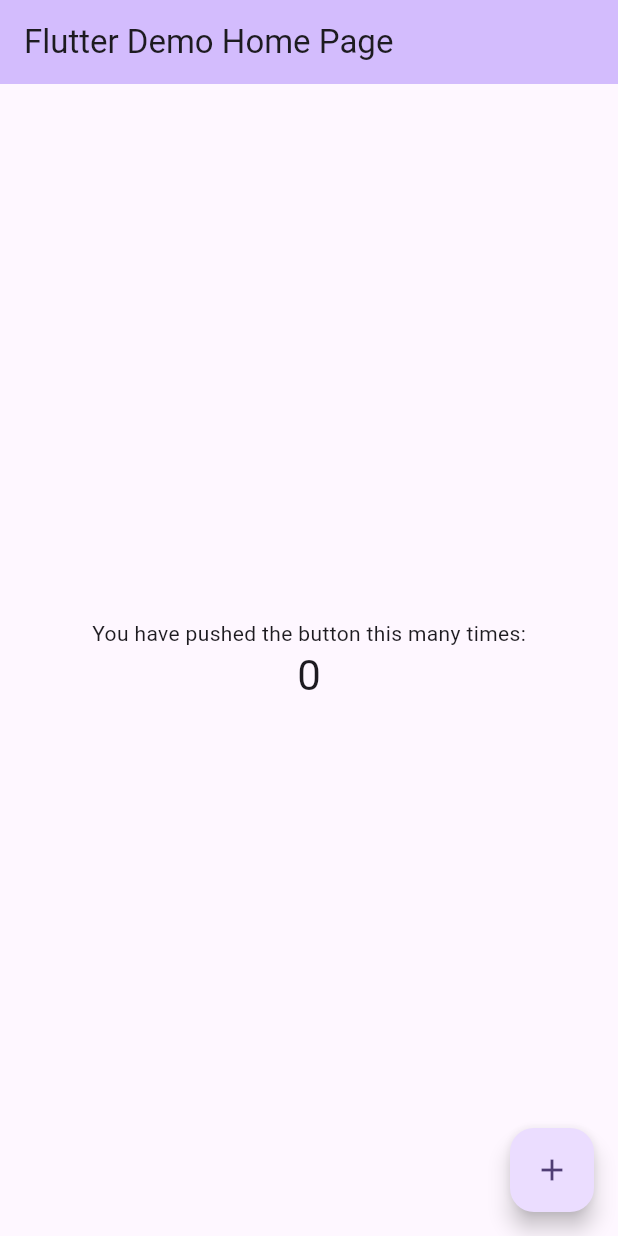
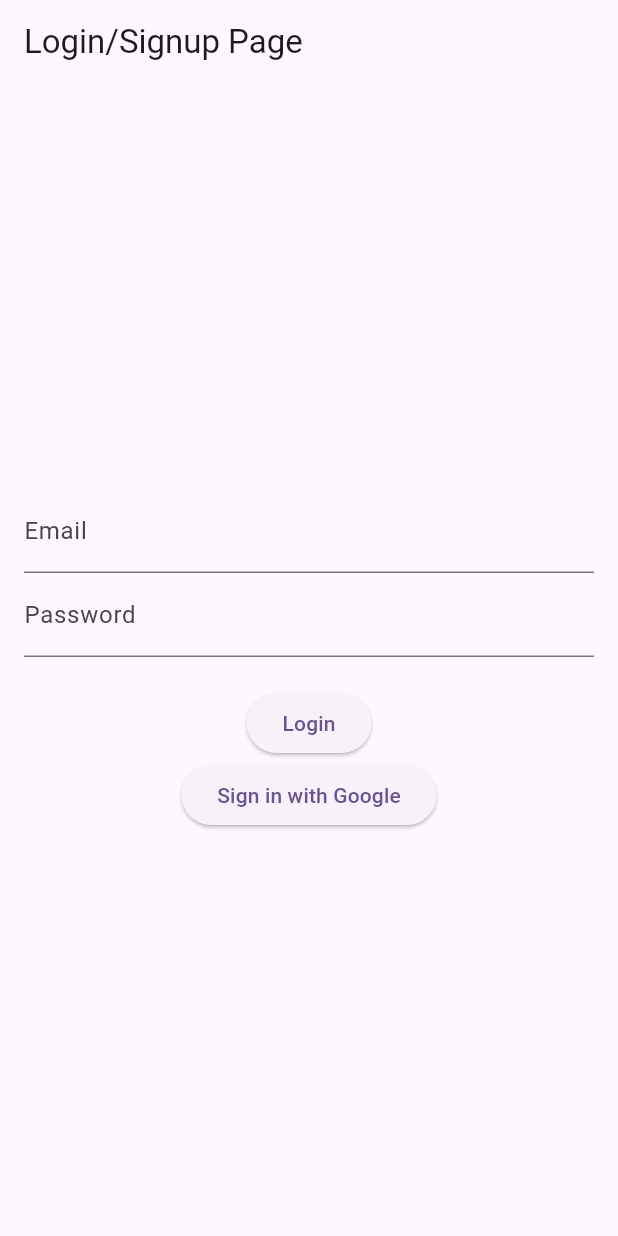
Before and after one commit to Nocturna1Developer/Flutter-Bootstrap-Project, a Flutter app: the screen it shows after launch, on a phone screen of 412 x 824 dp. Run offline on Flutter 3.47's test engine with Material 2 defaults, Android fonts, the phone set to English and light mode, and no system bars; our stand-ins replace cloud_firestore, firebase_auth, google_sign_in; accounts and stored records are empty.

Commit message:
Updated some dependencies for Firebase so login page can work
I updated the Android Manifest with multidex support so my application can support the limit for methods referenced by DEX

```diff
--- a/lib/main.dart
+++ b/lib/main.dart
@@ -1,125 +1,26 @@
+// Import necessary Flutter and Dart packages
 import 'package:flutter/material.dart';
+import 'screens/login_signup_page.dart'; // Import the login/signup page
 
+// The starting point of the application
 void main() {
   runApp(const MyApp());
 }
 
+// This widget is the root of your application.
 class MyApp extends StatelessWidget {
-  const MyApp({super.key});
+  const MyApp({Key? key}) : super(key: key);
 
-  // This widget is the root of your application.
   @override
   Widget build(BuildContext context) {
     return MaterialApp(
-      title: 'Flutter Demo',
+      title: 'Flutter Demo', // The title of your application
       theme: ThemeData(
         // This is the theme of your application.
-        //
-        // TRY THIS: Try running your application with "flutter run". You'll see
-        // the application has a blue toolbar. Then, without quitting the app,
-        // try changing the seedColor in the colorScheme below to Colors.green
-        // and then invoke "hot reload" (save your changes or press the "hot
-        // reload" button in a Flutter-supported IDE, or press "r" if you used
-        // the command line to start the app).
-        //
-        // Notice that the counter didn't reset back to zero; the application
-        // state is not lost during the reload. To reset the state, use hot
-        // restart instead.
-        //
-        // This works for code too, not just values: Most code changes can be
-        // tested with just a hot reload.
         colorScheme: ColorScheme.fromSeed(seedColor: Colors.deepPurple),
         useMaterial3: true,
       ),
-      home: const MyHomePage(title: 'Flutter Demo Home Page'),
+      home: LoginSignupPage(), // Set the home page of the application to LoginSignupPage
     );
   }
 }
-
-class MyHomePage extends StatefulWidget {
-  const MyHomePage({super.key, required this.title});
-
-  // This widget is the home page of your application. It is stateful, meaning
-  // that it has a State object (defined below) that contains fields that affect
-  // how it looks.
-
-  // This class is the configuration for the state. It holds the values (in this
-  // case the title) provided by the parent (in this case the App widget) and
-  // used by the build method of the State. Fields in a Widget subclass are
-  // always marked "final".
-
-  final String title;
-
-  @override
-  State<MyHomePage> createState() => _MyHomePageState();
-}
-
-class _MyHomePageState extends State<MyHomePage> {
-  int _counter = 0;
-
-  void _incrementCounter() {
-    setState(() {
-      // This call to setState tells the Flutter framework that something has
-      // changed in this State, which causes it to rerun the build method below
-      // so that the display can reflect the updated values. If we changed
-      // _counter without calling setState(), then the build method would not be
-      // called again, and so nothing would appear to happen.
-      _counter++;
-    });
-  }
-
-  @override
-  Widget build(BuildContext context) {
-    // This method is rerun every time setState is called, for instance as done
-    // by the _incrementCounter method above.
-    //
-    // The Flutter framework has been optimized to make rerunning build methods
-    // fast, so that you can just rebuild anything that needs updating rather
-    // than having to individually change instances of widgets.
-    return Scaffold(
-      appBar: AppBar(
-        // TRY THIS: Try changing the color here to a specific color (to
-        // Colors.amber, perhaps?) and trigger a hot reload to see the AppBar
-        // change color while the other colors stay the same.
-        backgroundColor: Theme.of(context).colorScheme.inversePrimary,
-        // Here we take the value from the MyHomePage object that was created by
-        // the App.build method, and use it to set our appbar title.
-        title: Text(widget.title),
-      ),
-      body: Center(
-        // Center is a layout widget. It takes a single child and positions it
-        // in the middle of the parent.
-        child: Column(
-          // Column is also a layout widget. It takes a list of children and
-          // arranges them vertically. By default, it sizes itself to fit its
-          // children horizontally, and tries to be as tall as its parent.
-          //
-          // Column has various properties to control how it sizes itself and
-          // how it positions its children. Here we use mainAxisAlignment to
-          // center the children vertically; the main axis here is the vertical
-          // axis because Columns are vertical (the cross axis would be
-          // horizontal).
-          //
-          // TRY THIS: Invoke "debug painting" (choose the "Toggle Debug Paint"
-          // action in the IDE, or press "p" in the console), to see the
-          // wireframe for each widget.
-          mainAxisAlignment: MainAxisAlignment.center,
-          children: <Widget>[
-            const Text(
-              'You have pushed the button this many times:',
-            ),
-            Text(
-              '$_counter',
-              style: Theme.of(context).textTheme.headlineMedium,
-            ),
-          ],
-        ),
-      ),
-      floatingActionButton: FloatingActionButton(
-        onPressed: _incrementCounter,
-        tooltip: 'Increment',
-        child: const Icon(Icons.add),
-      ), // This trailing comma makes auto-formatting nicer for build methods.
-    );
-  }
-}
--- a/lib/screens/login_signup_page.dart
+++ b/lib/screens/login_signup_page.dart
@@ -0,0 +1,92 @@
+import 'package:flutter/material.dart';
+import 'package:firebase_auth/firebase_auth.dart';
+import 'package:google_sign_in/google_sign_in.dart';
+import 'package:flutter_simple_app/screens/home_page.dart';
+
+
+class LoginSignupPage extends StatefulWidget {
+  @override
+  _LoginSignupPageState createState() => _LoginSignupPageState();
+}
+
+class _LoginSignupPageState extends State<LoginSignupPage> {
+  final _emailController = TextEditingController();
+  final _passwordController = TextEditingController();
+
+  @override
+  Widget build(BuildContext context) {
+    return Scaffold(
+      appBar: AppBar(
+        title: Text("Login/Signup Page"),
+      ),
+      body: Padding(
+        padding: EdgeInsets.all(16.0),
+        child: Column(
+          mainAxisAlignment: MainAxisAlignment.center,
+          children: [
+            TextField(
+              controller: _emailController,
+              decoration: InputDecoration(labelText: "Email"),
+            ),
+            TextField(
+              controller: _passwordController,
+              decoration: InputDecoration(labelText: "Password"),
+              obscureText: true,
+            ),
+            SizedBox(height: 20.0),
+            ElevatedButton(
+              onPressed: () => _login(),
+              child: Text("Login"),
+            ),
+            ElevatedButton(
+              onPressed: () => _signInWithGoogle(),
+              child: Text("Sign in with Google"),
+            ),
+          ],
+        ),
+      ),
+    );
+  }
+
+  void _login() async {
+    try {
+      UserCredential userCredential = await FirebaseAuth.instance.signInWithEmailAndPassword(
+          email: _emailController.text,
+          password: _passwordController.text
+      );
+
+      Navigator.pushReplacement(
+        context,
+        MaterialPageRoute(builder: (context) => HomePage()),
+      );
+    } on FirebaseAuthException catch (e) {
+      // Handle exceptions as necessary
+    }
+  }
+
+  void _signInWithGoogle() async {
+    try {
+      UserCredential userCredential = await signInWithGoogle();
+      print(userCredential);
+
+      Navigator.pushReplacement(
+        context,
+        MaterialPageRoute(builder: (context) => HomePage()),
+      );
+    } catch(e) {
+      // Handle exceptions as necessary
+    }
+  }
+
+  Future<UserCredential> signInWithGoogle() async {
+    final GoogleSignInAccount? googleUser = await GoogleSignIn().signIn();
+    final GoogleSignInAuthentication googleAuth = await googleUser!.authentication;
+
+    final credential = GoogleAuthProvider.credential(
+      accessToken: googleAuth.accessToken,
+      idToken: googleAuth.idToken,
+    );
+
+    return await FirebaseAuth.instance.signInWithCredential(credential);
+  }
+}
--- a/pubspec.yaml
+++ b/pubspec.yaml
@@ -30,8 +30,10 @@ environment:
 dependencies:
   flutter:
     sdk: flutter
-  #firebase_core: ^1.10.0
-  #firebase_auth: ^3.3.3
+  firebase_core: ^2.14.0
+  firebase_auth: ^4.6.3
+  google_sign_in: ^6.1.4
+  cloud_firestore: ^4.8.1
 
   # The following adds the Cupertino Icons font to your application.
   # Use with the CupertinoIcons class for iOS style icons.
```
Also changed, not shown: lib/screens/home_page.dart (added, +63 -0 lines), pubspec.lock, 6 other files.
